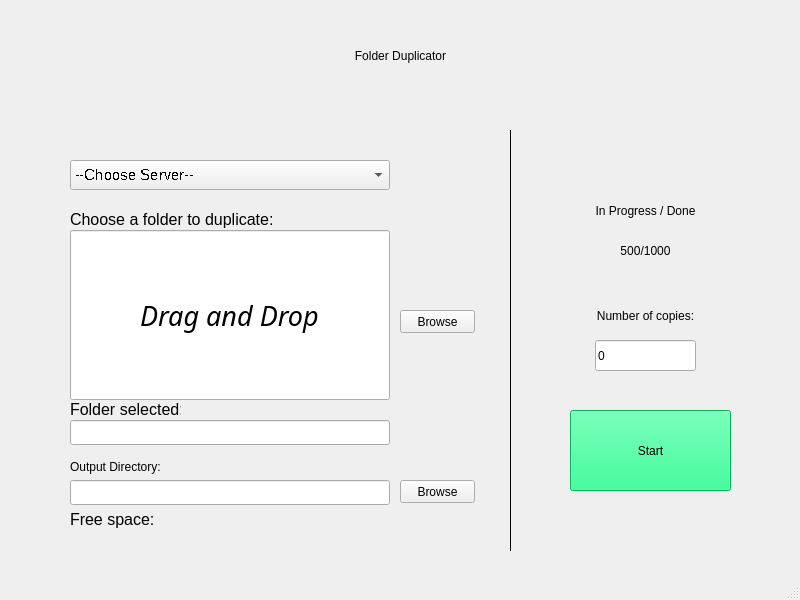
This is UI/Duplicator.ui in eezhengleong/Duplicator as Qt 5 draws it before an edit. The edited form follows.
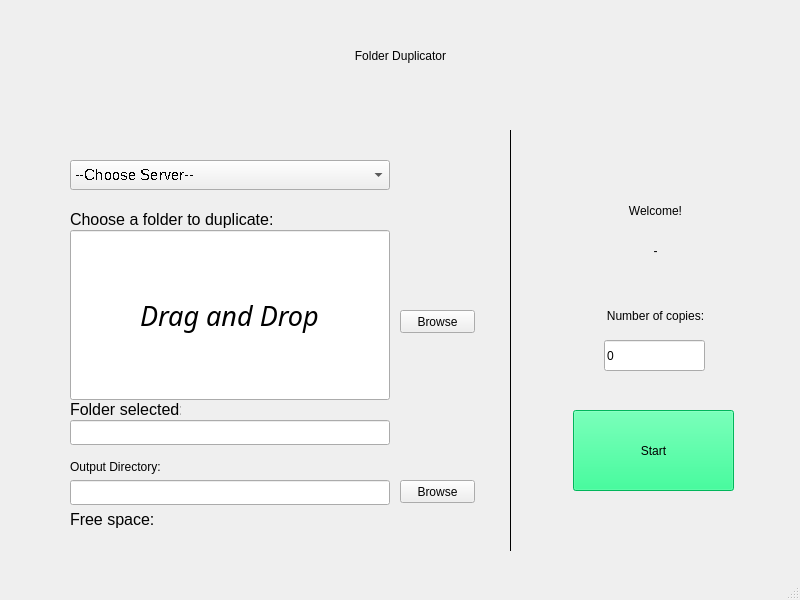
This is the edited form. Custom widgets are drawn as their Qt base class.

What changed in the file:
```diff
--- a/UI/Duplicator.ui
+++ b/UI/Duplicator.ui
@@ -184,7 +184,7 @@
      <rect>
       <x>510</x>
       <y>190</y>
-      <width>271</width>
+      <width>291</width>
       <height>41</height>
      </rect>
     </property>
@@ -192,7 +192,7 @@
      <string notr="true">font: 14pt &quot;MS Shell Dlg 2&quot;;</string>
     </property>
     <property name="text">
-     <string>In Progress / Done</string>
+     <string>Welcome!</string>
     </property>
     <property name="alignment">
      <set>Qt::AlignCenter</set>
@@ -203,7 +203,7 @@
      <rect>
       <x>510</x>
       <y>230</y>
-      <width>271</width>
+      <width>291</width>
       <height>41</height>
      </rect>
     </property>
@@ -211,7 +211,7 @@
      <string notr="true">font: 14pt &quot;MS Shell Dlg 2&quot;;</string>
     </property>
     <property name="text">
-     <string>500/1000</string>
+     <string>-</string>
     </property>
     <property name="alignment">
      <set>Qt::AlignCenter</set>
@@ -220,7 +220,7 @@
    <widget class="QLineEdit" name="number">
     <property name="geometry">
      <rect>
-      <x>595</x>
+      <x>604</x>
       <y>340</y>
       <width>101</width>
       <height>31</height>
@@ -235,7 +235,7 @@
      <rect>
       <x>510</x>
       <y>300</y>
-      <width>271</width>
+      <width>291</width>
       <height>31</height>
      </rect>
     </property>
@@ -252,7 +252,7 @@
    <widget class="QPushButton" name="start">
     <property name="geometry">
      <rect>
-      <x>570</x>
+      <x>573</x>
       <y>410</y>
       <width>161</width>
       <height>81</height>
```
